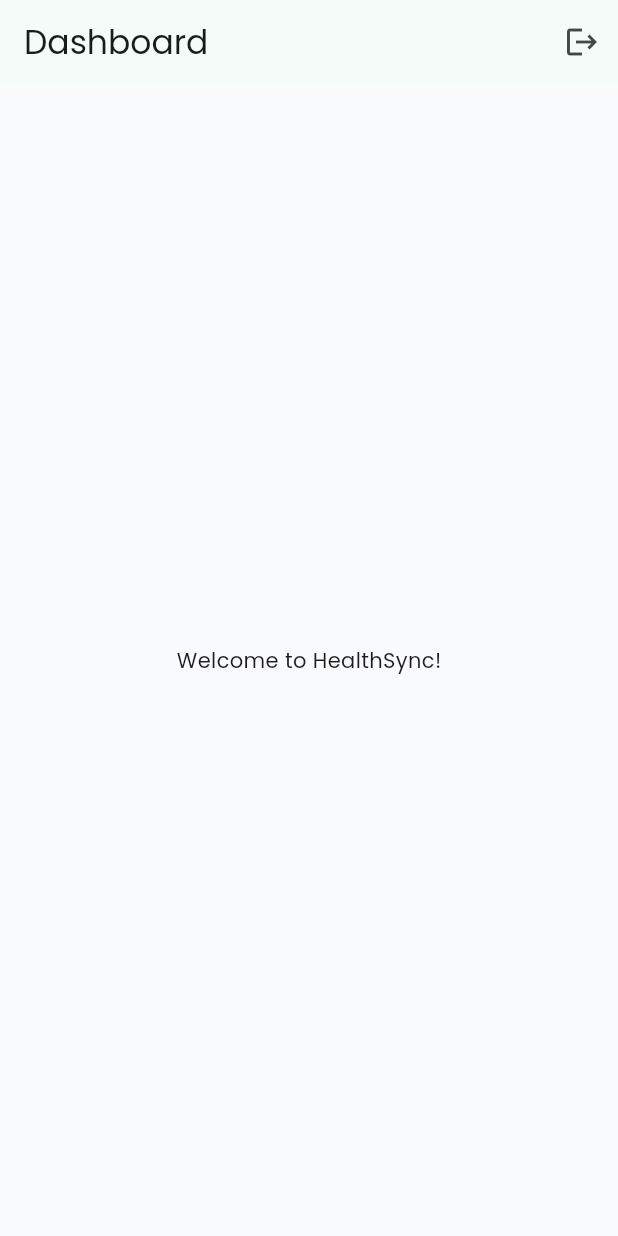
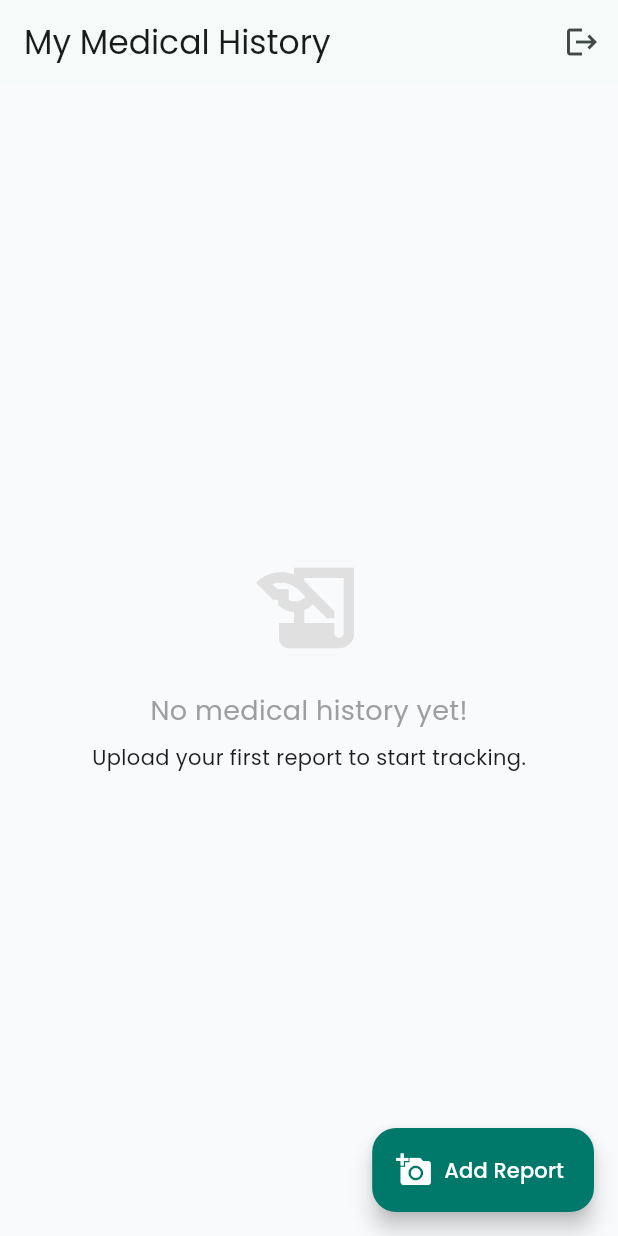
Before and after one commit to SH-Jisan/MXB2026-Dhaka-Syntax_samuraise-HealthSync, a Flutter app: the screen it shows once a user with an empty profile is signed in, on a phone screen of 412 x 824 dp. Run offline on Flutter 3.47's test engine with Material 3 defaults, Android fonts, the light colour scheme and no system bars; our stand-ins replace flutter_riverpod, go_router, google_fonts, supabase_flutter, timeline_tile; accounts and stored records are empty.

Commit message:
rolebased dashboard and basic timeline features added

```diff
--- a/health_sync/lib/core/router/app_router.dart
+++ b/health_sync/lib/core/router/app_router.dart
@@ -4,6 +4,8 @@
 import '../../features/auth/pages/login_page.dart';
 import '../../features/auth/pages/signup_page.dart';
 import 'go_router_refresh_stream.dart'; // 🔥 নতুন ফাইলটি ইম্পোর্ট করুন
+import '../../features/dashboard/pages/dashboard_page.dart';
+
 
 // Placeholder Home Page
 class PlaceholderHomePage extends StatelessWidget {
@@ -34,7 +36,9 @@
   refreshListenable: GoRouterRefreshStream(Supabase.instance.client.auth.onAuthStateChange),
 
   routes: [
-    GoRoute(path: '/', builder: (context, state) => const PlaceholderHomePage()),
+    GoRoute(path: '/',
+      builder: (context, state) => const DashboardPage(),
+    ),
     GoRoute(path: '/login', builder: (context, state) => const LoginPage()),
     GoRoute(path: '/signup', builder: (context, state) => const SignupPage()),
   ],
--- a/health_sync/lib/features/dashboard/pages/citizen_home_page.dart
+++ b/health_sync/lib/features/dashboard/pages/citizen_home_page.dart
@@ -0,0 +1,178 @@
+import 'package:flutter/material.dart';
+import 'package:flutter_riverpod/flutter_riverpod.dart';
+import 'package:google_fonts/google_fonts.dart';
+import 'package:intl/intl.dart';
+import 'package:supabase_flutter/supabase_flutter.dart';
+import 'package:timeline_tile/timeline_tile.dart';
+
+import '../../../core/constants/app_colors.dart';
+import '../../timeline/providers/timeline_provider.dart';
+import '../../../shared/models/medical_event_model.dart';
+
+class CitizenHomePage extends ConsumerWidget {
+  const CitizenHomePage({super.key});
+
+  @override
+  Widget build(BuildContext context, WidgetRef ref) {
+    final timelineAsync = ref.watch(timelineProvider);
+
+    return Scaffold(
+      appBar: AppBar(
+        title: const Text("My Medical History"),
+        centerTitle: false,
+        actions: [
+          IconButton(
+            icon: const Icon(Icons.logout),
+            onPressed: () => Supabase.instance.client.auth.signOut(),
+          )
+        ],
+      ),
+      // 🔥 আপলোড বাটন (পরের ধাপে কাজ করবে)
+      floatingActionButton: FloatingActionButton.extended(
+        onPressed: () {
+          // TODO: Open Upload BottomSheet
+          ScaffoldMessenger.of(context).showSnackBar(
+            const SnackBar(content: Text("Upload Feature Coming Next!")),
+          );
+        },
+        label: const Text("Add Report"),
+        icon: const Icon(Icons.add_a_photo),
+        backgroundColor: AppColors.primary,
+        foregroundColor: Colors.white,
+      ),
+      body: timelineAsync.when(
+        loading: () => const Center(child: CircularProgressIndicator()),
+        error: (err, stack) => Center(child: Text("Error: $err")),
+        data: (events) {
+          if (events.isEmpty) {
+            return _buildEmptyState();
+          }
+          return ListView.builder(
+            padding: const EdgeInsets.all(16),
+            itemCount: events.length,
+            itemBuilder: (context, index) {
+              final event = events[index];
+              return _buildTimelineTile(event, isLast: index == events.length - 1);
+            },
+          );
+        },
+      ),
+    );
+  }
+
+  // 🟡 এম্পটি স্টেট ডিজাইন
+  Widget _buildEmptyState() {
+    return Center(
+      child: Column(
+        mainAxisAlignment: MainAxisAlignment.center,
+        children: [
+          Icon(Icons.history_edu, size: 80, color: Colors.grey.shade300),
+          const SizedBox(height: 16),
+          Text(
+            "No medical history yet!",
+            style: GoogleFonts.poppins(fontSize: 18, color: Colors.grey),
+          ),
+          const SizedBox(height: 8),
+          const Text("Upload your first report to start tracking."),
+        ],
+      ),
+    );
+  }
+
+  // 🟢 টাইমলাইন টাইল ডিজাইন
+  Widget _buildTimelineTile(MedicalEvent event, {required bool isLast}) {
+    final isPrescription = event.eventType == 'PRESCRIPTION';
+
+    return TimelineTile(
+      isFirst: false,
+      isLast: isLast,
+      beforeLineStyle: const LineStyle(color: AppColors.primary, thickness: 2),
+      indicatorStyle: IndicatorStyle(
+        width: 40,
+        height: 40,
+        indicator: Container(
+          decoration: BoxDecoration(
+            color: isPrescription ? Colors.purple.shade100 : Colors.teal.shade100,
+            shape: BoxShape.circle,
+            border: Border.all(
+                color: isPrescription ? Colors.purple : Colors.teal,
+                width: 2
+            ),
+          ),
+          child: Icon(
+            isPrescription ? Icons.medication : Icons.assignment,
+            color: isPrescription ? Colors.purple : Colors.teal,
+            size: 20,
+          ),
+        ),
+      ),
+      endChild: Container(
+        margin: const EdgeInsets.only(bottom: 24, left: 12),
+        padding: const EdgeInsets.all(16),
+        decoration: BoxDecoration(
+          color: Colors.white,
+          borderRadius: BorderRadius.circular(12),
+          boxShadow: [
+            BoxShadow(color: Colors.grey.withOpacity(0.1), blurRadius: 10, offset: const Offset(0, 4))
+          ],
+        ),
+        child: Column(
+          crossAxisAlignment: CrossAxisAlignment.start,
+          children: [
+            // Date & Type
+            Row(
+              mainAxisAlignment: MainAxisAlignment.spaceBetween,
+              children: [
+                Text(
+                  DateFormat('dd MMM yyyy').format(event.eventDate),
+                  style: GoogleFonts.poppins(fontSize: 12, color: Colors.grey),
+                ),
+                _buildSeverityBadge(event.severity),
+              ],
+            ),
+            const SizedBox(height: 8),
+
+            // Title
+            Text(
+              event.title,
+              style: GoogleFonts.poppins(fontWeight: FontWeight.bold, fontSize: 16),
+            ),
+
+            // Summary (if available)
+            if (event.summary != null) ...[
+              const SizedBox(height: 8),
+              Text(
+                event.summary!,
+                maxLines: 2,
+                overflow: TextOverflow.ellipsis,
+                style: const TextStyle(color: Colors.black87, fontSize: 13),
+              ),
+            ]
+          ],
+        ),
+      ),
+    );
+  }
+
+  // 🔴 Severity Badge (High/Medium/Low)
+  Widget _buildSeverityBadge(String severity) {
+    Color color;
+    switch (severity) {
+      case 'HIGH': color = Colors.red; break;
+      case 'MEDIUM': color = Colors.orange; break;
+      default: color = Colors.green;
+    }
+
+    return Container(
+      padding: const EdgeInsets.symmetric(horizontal: 8, vertical: 4),
+      decoration: BoxDecoration(
+        color: color.withOpacity(0.1),
+        borderRadius: BorderRadius.circular(8),
+      ),
+      child: Text(
+        severity,
+        style: TextStyle(color: color, fontSize: 10, fontWeight: FontWeight.bold),
+      ),
+    );
+  }
+}
--- /dev/null
+++ b/health_sync/lib/features/dashboard/pages/dashboard_page.dart
@@ -0,0 +1,50 @@
+import 'package:flutter/material.dart';
+import 'package:flutter_riverpod/flutter_riverpod.dart';
+import '../../../shared/providers/user_profile_provider.dart';
+import 'citizen_home_page.dart';
+import 'doctor_home_page.dart';
+import 'hospital_home_page.dart';
+
+class DashboardPage extends ConsumerWidget {
+  const DashboardPage({super.key});
+
+  @override
+  Widget build(BuildContext context, WidgetRef ref) {
+    // ১. প্রোফাইল ডাটা লোড করছি
+    final profileAsync = ref.watch(userProfileProvider);
+
+    return profileAsync.when(
+      // ২. লোডিং অবস্থা
+      loading: () => const Scaffold(
+        body: Center(child: CircularProgressIndicator()),
+      ),
+
+      // ৩. এরর হলে
+      error: (err, stack) => Scaffold(
+        body: Center(child: Text("Error loading profile: $err")),
+      ),
+
+      // ৪. ডাটা পেলে রোল চেক
+      data: (profile) {
+        print("👤 Logged in User Role: ${profile?['role']}");
+        if (profile == null) {
+          return const Scaffold(body: Center(child: Text("User not found")));
+        }
+
+        final role = profile['role'] as String;
+
+        // 🔥 ROLE BASED NAVIGATION
+        switch (role) {
+          case 'DOCTOR':
+            return const DoctorHomePage();
+          case 'HOSPITAL':
+          case 'DIAGNOSTIC':
+            return const HospitalHomePage();
+          case 'CITIZEN':
+          default:
+            return const CitizenHomePage();
+        }
+      },
+    );
+  }
+}
--- /dev/null
+++ b/health_sync/lib/features/timeline/providers/timeline_provider.dart
@@ -0,0 +1,19 @@
+import 'package:flutter_riverpod/flutter_riverpod.dart';
+import 'package:supabase_flutter/supabase_flutter.dart';
+import '../../../shared/models/medical_event_model.dart';
+
+// ডাটাবেস থেকে মেডিকেল ইভেন্ট লোড করার প্রোভাইডার
+final timelineProvider = FutureProvider.autoDispose<List<MedicalEvent>>((ref) async {
+  final user = Supabase.instance.client.auth.currentUser;
+  if (user == null) return [];
+
+  // ডাটাবেস কুয়েরি
+  final response = await Supabase.instance.client
+      .from('medical_events')
+      .select()
+      .eq('patient_id', user.id) // শুধু নিজের ডাটা
+      .order('event_date', ascending: false); // নতুন তারিখ আগে থাকবে
+
+  // লিস্ট কনভার্শন
+  return (response as List).map((e) => MedicalEvent.fromJson(e)).toList();
+});
--- /dev/null
+++ b/health_sync/lib/shared/models/medical_event_model.dart
@@ -0,0 +1,35 @@
+class MedicalEvent {
+  final String id;
+  final String title;
+  final String eventType; // REPORT, PRESCRIPTION
+  final DateTime eventDate;
+  final String severity; // HIGH, MEDIUM, LOW
+  final String? summary;
+  final List<String> attachmentUrls;
+  final DateTime createdAt;
+
+  MedicalEvent({
+    required this.id,
+    required this.title,
+    required this.eventType,
+    required this.eventDate,
+    required this.severity,
+    this.summary,
+    required this.attachmentUrls,
+    required this.createdAt,
+  });
+
+  // Supabase JSON থেকে অবজেক্ট বানানোর ফ্যাক্টরি মেথড
+  factory MedicalEvent.fromJson(Map<String, dynamic> json) {
+    return MedicalEvent(
+      id: json['id'],
+      title: json['title'] ?? 'Untitled',
+      eventType: json['event_type'] ?? 'REPORT',
+      eventDate: DateTime.parse(json['event_date']),
+      severity: json['severity'] ?? 'LOW',
+      summary: json['summary'],
+      attachmentUrls: List<String>.from(json['attachment_urls'] ?? []),
+      createdAt: DateTime.parse(json['created_at']),
+    );
+  }
+}
--- a/health_sync/lib/shared/providers/user_profile_provider.dart
+++ b/health_sync/lib/shared/providers/user_profile_provider.dart
@@ -1,12 +1,23 @@
 import 'package:flutter_riverpod/flutter_riverpod.dart';
 import 'package:supabase_flutter/supabase_flutter.dart';
 
-// প্রোফাইল ডাটার জন্য মডেল (সিম্পল ম্যাপ হিসেবে রাখছি আপাতত)
+// ১. Auth State শোনার জন্য Stream Provider
+final authStateChangesProvider = StreamProvider<AuthState>((ref) {
+  return Supabase.instance.client.auth.onAuthStateChange;
+});
+
+// ২. প্রোফাইল ডাটা প্রোভাইডার (এখন Reactive)
 final userProfileProvider = FutureProvider<Map<String, dynamic>?>((ref) async {
+  // 🔥 এই লাইনটি ম্যাজিক করবে: Auth State চেঞ্জ হলেই এই প্রোভাইডার রিবিল্ড হবে
+  ref.watch(authStateChangesProvider);
+
   final user = Supabase.instance.client.auth.currentUser;
+
+  // ইউজার না থাকলে null রিটার্ন
   if (user == null) return null;
 
-  // ডাটাবেস থেকে প্রোফাইল আনছি
+  try {
+    // ডাটাবেস থেকে ফ্রেশ ডাটা আনা
     final data = await Supabase.instance.client
         .from('profiles')
         .select()
@@ -14,4 +25,8 @@
         .single();
 
     return data;
+  } catch (e) {
+    // প্রোফাইল না থাকলে (যেমন সাইনআপের ঠিক পর মুহূর্ত)
+    return null;
+  }
 });
```
Also changed, not shown: health_sync/lib/features/dashboard/pages/doctor_home_page.dart (added, +27 -0 lines), health_sync/lib/features/dashboard/pages/hospital_home_page.dart (added, +27 -0 lines). Lines whose indentation alone changed are shown as unchanged.
